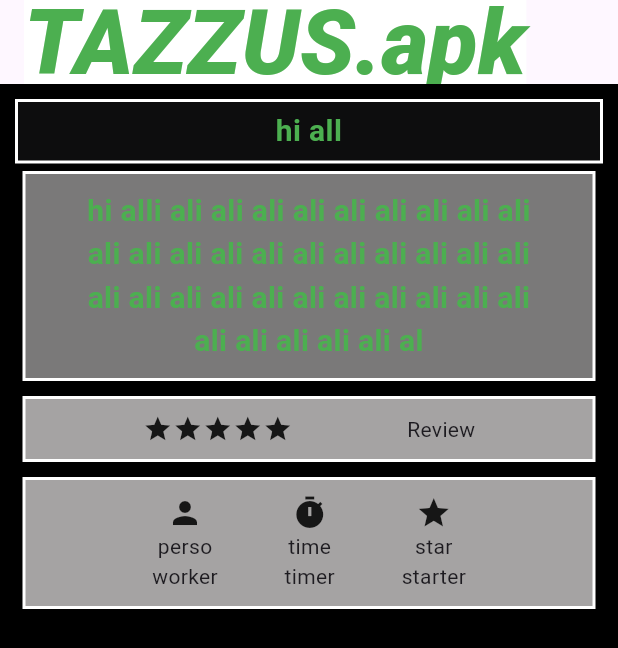
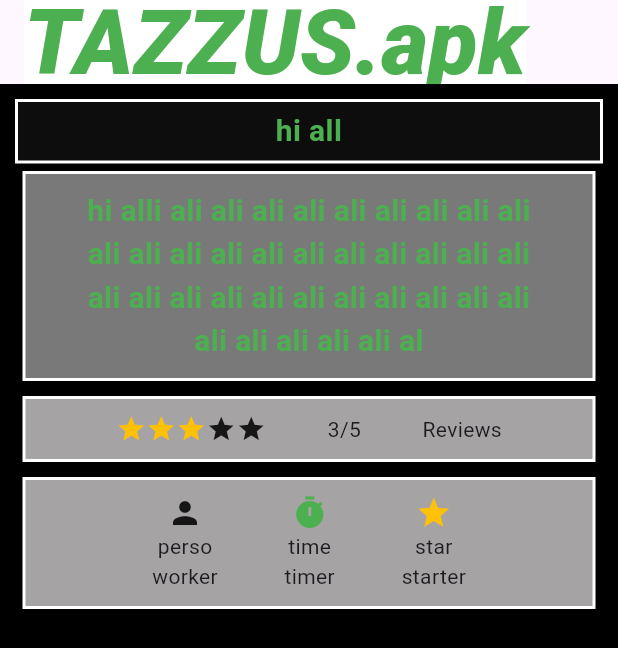
Before and after one commit to ch3rrywolf/NexusFlutter, a Flutter app: the screen it shows after launch, on a phone screen of 412 x 824 dp. Shown: the top 648 px of the screen. Run offline on Flutter 3.47's test engine with Material 3 defaults, Android fonts, the phone set to English and light mode, and no system bars.

Commit message:
flutter example fin.

```diff
--- a/nexus_flutter/testflutter/lib/main.dart
+++ b/nexus_flutter/testflutter/lib/main.dart
@@ -78,14 +78,17 @@ class MyApp extends StatelessWidget {
                             children: [
                               Icon(
                                 Icons.star,
+                                color: Colors.amber,
                                 size: 20,
                               ),
                               Icon(
                                 Icons.star,
+                                color: Colors.amber,
                                 size: 20,
                               ),
                               Icon(
                                 Icons.star,
+                                color: Colors.amber,
                                 size: 20,
                               ),
                               Icon(
@@ -98,7 +101,8 @@ class MyApp extends StatelessWidget {
                               ),
                             ],
                           ),
-                          Text("Review")
+                          Text("3/5"),
+                          Text("Reviews")
                         ],
                       )),
                   Container(
@@ -125,7 +129,10 @@ class MyApp extends StatelessWidget {
                           Spacer(),
                           Column(
                             children: [
-                              Icon(Icons.timer),
+                              Icon(
+                                Icons.timer,
+                                color: Colors.green,
+                              ),
                               Text("time"),
                               Text("timer")
                             ],
@@ -133,7 +140,10 @@ class MyApp extends StatelessWidget {
                           Spacer(),
                           Column(
                             children: [
-                              Icon(Icons.star),
+                              Icon(
+                                Icons.star,
+                                color: Colors.amber,
+                              ),
                               Text("star"),
                               Text("starter")
                             ],
```
